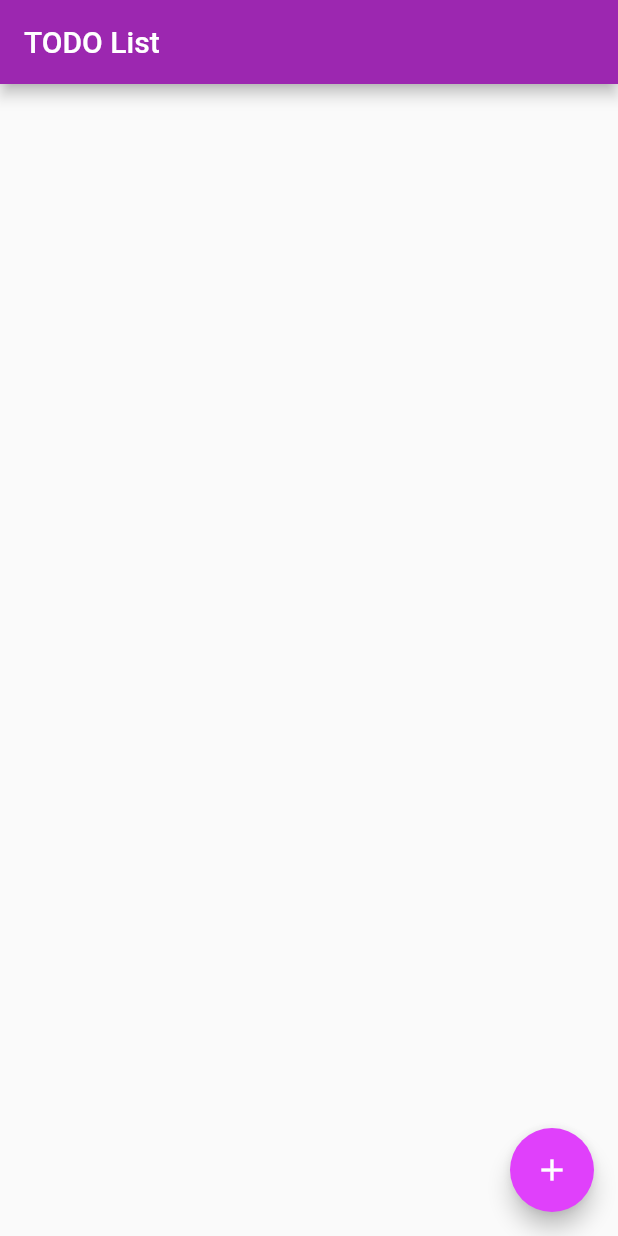
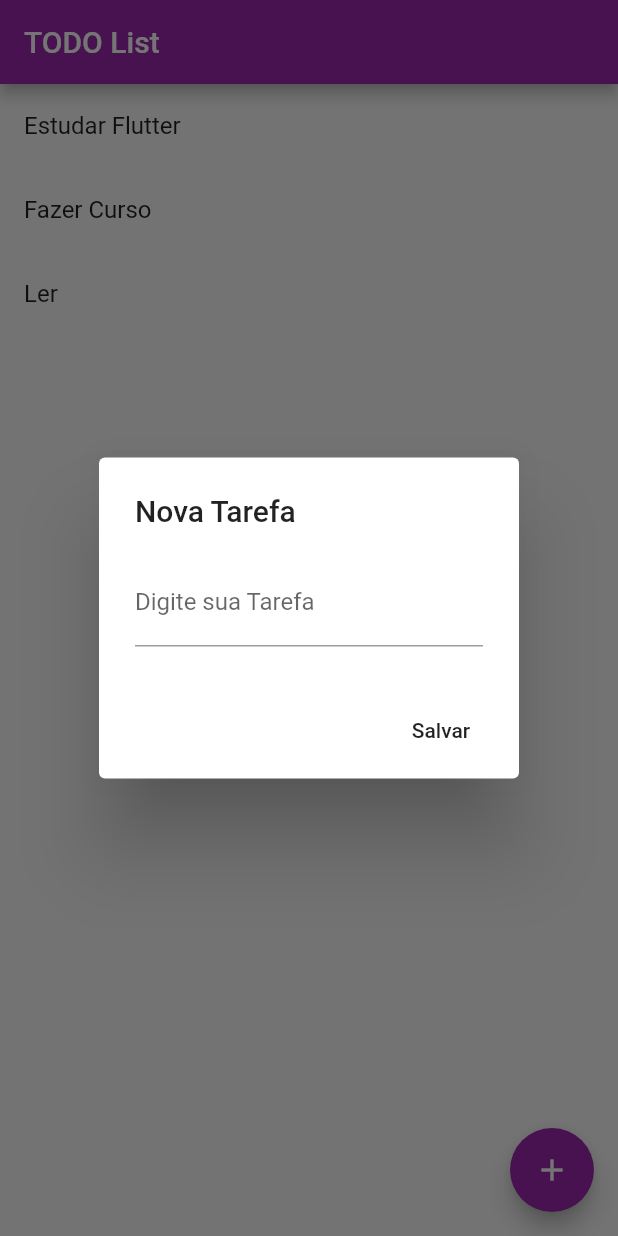
Before and after one commit to johnnydev-tech/todolist_Flutter, a Flutter app: the screen it shows after launch, after a tap on the "add" icon, on a phone screen of 412 x 824 dp. Run offline on Flutter 3.47's test engine with Material 2 defaults, Android fonts, the phone set to English and light mode, and no system bars.

Commit message:
Create interface

```diff
--- a/lib/View/Home.dart
+++ b/lib/View/Home.dart
@@ -6,16 +6,51 @@ class Home extends StatefulWidget {
 }
 
 class _HomeState extends State<Home> {
+  List _listaTarefas = ["Estudar Flutter", "Fazer Curso", "Ler"];
+
   @override
   Widget build(BuildContext context) {
     return Scaffold(
       appBar: AppBar(
         title: Text("TODO List"),
       ),
-      body: Container(),
+      body: Container(
+        child: Column(
+          children: [
+            Expanded(
+              child: ListView.builder(
+                  itemCount: _listaTarefas.length,
+                  itemBuilder: (context, index) {
+                    return ListTile(
+                      title: Text(_listaTarefas[index]),
+                    );
+                  }),
+            ),
+          ],
+        ),
+      ),
       floatingActionButton: FloatingActionButton(
+        backgroundColor: Colors.purple,
         child: Icon(Icons.add),
-        onPressed: () {},
+        tooltip: "Nova Tarefa",
+        onPressed: () {
+          showDialog(
+              context: context,
+              builder: (context) {
+                return AlertDialog(
+                  title: Text("Nova Tarefa"),
+                  content: TextField(
+                    decoration: InputDecoration(labelText: "Digite sua Tarefa"),
+                  ),
+                  actions: [
+                    FlatButton(
+                      child: Text("Salvar"),
+                      onPressed: (){},
+                    ),
+                  ],
+                );
+              });
+        },
       ),
     );
   }
```
